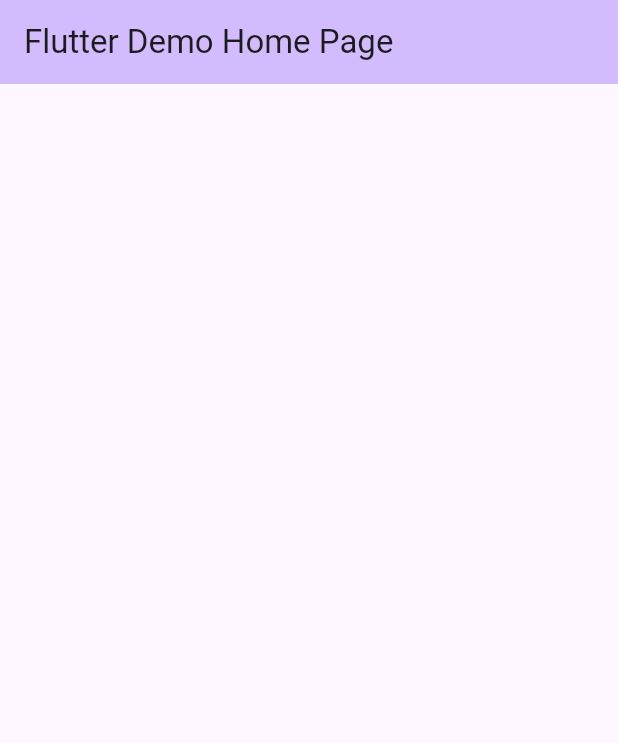
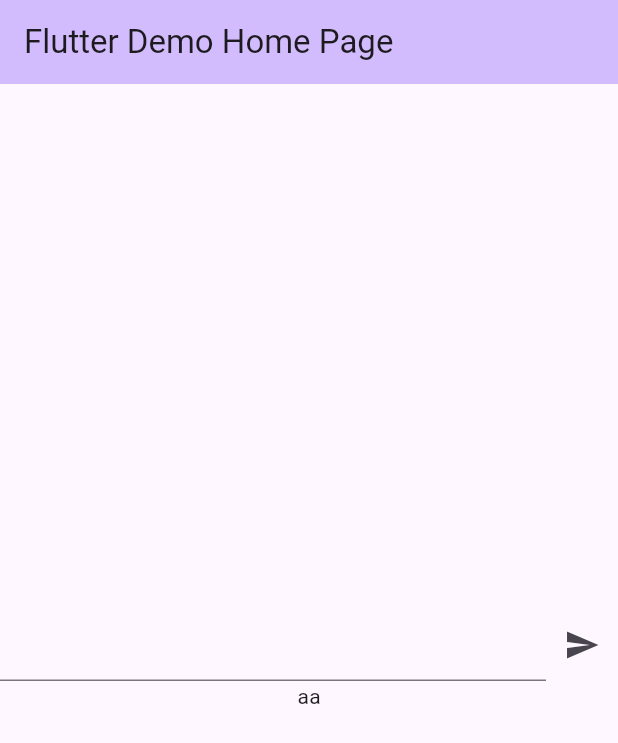
Before and after one commit to mrstnj/chat_app, a Flutter app: the screen it shows after launch, on a phone screen of 412 x 824 dp. Shown: the top 743 px of the screen. Run offline on Flutter 3.47's test engine with Material 3 defaults, Android fonts, the phone set to English and light mode, and no system bars.

Commit message:
add: テキスト欄

```diff
--- /dev/null
+++ b/lib/api_key.dart
@@ -0,0 +1 @@
+const writeYourOpenAPIKey = '';
--- a/lib/main.dart
+++ b/lib/main.dart
@@ -1,4 +1,5 @@
 import 'package:flutter/material.dart';
+// import 'api_key.dart';
 
 void main() {
   runApp(const MyApp());
@@ -31,6 +32,9 @@ class MyHomePage extends StatefulWidget {
 
 class _MyHomePageState extends State<MyHomePage> {
 
+  final _textEditingController = TextEditingController();
+  var _answer = 'aa';
+
   @override
   Widget build(BuildContext context) {
     return Scaffold(
@@ -42,6 +46,12 @@ class _MyHomePageState extends State<MyHomePage> {
         child: Column(
           mainAxisAlignment: MainAxisAlignment.center,
           children: <Widget>[
+            Row(
+              children: [
+                Expanded(child: TextField(controller: _textEditingController )),
+                IconButton(onPressed: (){}, icon: Icon(Icons.send)),
+            ]),
+            Text(_answer),
           ],
         ),
       ),
--- a/pubspec.yaml
+++ b/pubspec.yaml
@@ -35,6 +35,7 @@ dependencies:
   # The following adds the Cupertino Icons font to your application.
   # Use with the CupertinoIcons class for iOS style icons.
   cupertino_icons: ^1.0.8
+  chat_gpt_sdk: ^3.1.2
 
 dev_dependencies:
   flutter_test:
```
Also changed, not shown: pubspec.lock.
